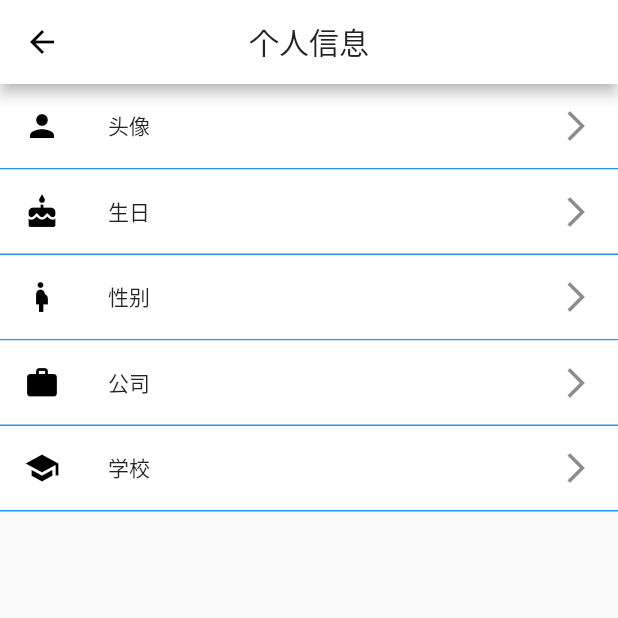
After one commit to jjvu-xiao/liveshop, a Flutter app: the ScaffoldRoute screen opened directly, in the side drawer, after a tap on "杨小前", on a phone screen of 412 x 824 dp, the top half of it. The commit adds this screen. Run offline on Flutter 3.47's test engine with Material 2 defaults, Android fonts, the phone set to English and light mode, and no system bars; our stand-ins replace dio, flutter_screenutil, flutter_swiper, toast.

Commit message:
初步增加个人信息编辑页面

```diff
--- /dev/null
+++ b/lib/route/EditInfoRoute.dart
@@ -0,0 +1,36 @@
+import 'package:flutter/material.dart';
+import 'package:ioa/ui/ListOptionsItem.dart';
+// 用户编辑信息界面
+class EditInfoRoute extends StatefulWidget {
+
+  @override
+  _EditInfoRouteState createState() => _EditInfoRouteState();
+
+}
+
+class _EditInfoRouteState extends State<EditInfoRoute> {
+
+  @override
+  Widget build(BuildContext context) {
+    // TODO: implement build
+    return Scaffold(
+      appBar: AppBar(
+        title: Text("个人信息"),
+        centerTitle: true
+      ),
+      body:  MediaQuery.removePadding(
+        context: context,
+        child:  ListView(
+          children: <Widget>[
+            ListOptionItem(Icons.person, "头像"),
+            ListOptionItem(Icons.cake, "生日"),
+            ListOptionItem(Icons.pregnant_woman, "性别"),
+            ListOptionItem(Icons.work, "公司"),
+            ListOptionItem(Icons.school, "学校"),
+          ],
+        )
+      )
+    );
+  }
+
+}
--- a/lib/route/HomeRoute.dart
+++ b/lib/route/HomeRoute.dart
@@ -1,6 +1,7 @@
 import 'package:flutter/cupertino.dart';
 import 'package:flutter/material.dart';
 import 'package:ioa/route/CaretRoute.dart';
+import 'package:ioa/route/EditInfoRoute.dart';
 import 'package:ioa/route/LiveRoute.dart';
 import 'package:ioa/route/MsgRoute.dart';
 import 'package:ioa/route/LobbyRoute.dart';
@@ -287,21 +288,35 @@ class MyDrawer extends StatelessWidget {
             child: ListView(children: <Widget>[
               DrawerHeader(
                   decoration: BoxDecoration(color: Colors.lightBlueAccent),
-                  child: Center(
+                  child: Container(
+                      alignment: Alignment.center,
                       child: Padding(
                           padding: const EdgeInsets.symmetric(horizontal: 16.0),
-                          child: Column(
+                          child: GestureDetector(
+                            onTap: () {
+                              Navigator.push(context, MaterialPageRoute(builder: (context) {
+                                return EditInfoRoute();
+                              }));
+                            },
+                            child:  Column(
                               children: <Widget>[
                                 ClipOval(
                                   child: Image.asset("images/me.jpg", width: 80),
                                 ),
                                 Text("杨小前")
                               ],
-                          )))),
+                            )
+                          )
+
+                      )
+                  )
+              ),
               ListOptionItem(Icons.settings, "设置"),
               ListOptionItem(Icons.info, "信息"),
               ListOptionItem(Icons.local_laundry_service, "服务"),
               ListOptionItem(Icons.collections, "收藏")
-            ])));
+            ])
+        )
+    );
   }
 }
--- a/lib/route/LiveRoute.dart
+++ b/lib/route/LiveRoute.dart
@@ -1,6 +1,7 @@
 import 'package:flutter/cupertino.dart';
 import 'package:flutter/material.dart';
 import 'package:ioa/login.dart';
+import 'package:ioa/ui/BeautifulButton.dart';
 import 'package:ioa/ui/CardWidget.dart';
 import 'package:ioa/util/EventBus.dart';
 import 'package:toast/toast.dart';
@@ -99,7 +100,7 @@ class _LiveListState extends State {
           onHorizontalDragUpdate: (DragUpdateDetails details) {
             print(details);
             Navigator.push(context, MaterialPageRoute(builder: (context) {
-              return LoginRoute();
+              return CustomPaintRoute();
             }));
           })
       ]
--- a/lib/ui/AddSubtractInput.dart
+++ b/lib/ui/AddSubtractInput.dart
@@ -33,6 +33,7 @@ class _AddSubtractInputState extends State {
   }
   //减少按钮
   Widget _reduceBtn(context){
+
     return InkWell(
       onTap: (){
         setState(() {
--- a/lib/ui/ListOptionsItem.dart
+++ b/lib/ui/ListOptionsItem.dart
@@ -39,7 +39,8 @@ class ListOptionItemState extends State {
           _content,
           style: TextStyle(
             fontSize: NewsConstant.FONT_SIZE,
-            color: Colors.black,
+            color: Colors.black87,
+            fontWeight: FontWeight.normal
           ),
         ),
       ),
--- a/pubspec.yaml
+++ b/pubspec.yaml
@@ -29,6 +29,7 @@ dependencies:
   dio: ^2.1.7
   common_utils: ^1.1.3
   event_bus: ^1.1.0
+  flutter_screenutil: ^1.0.2
 
 dev_dependencies:
   flutter_test:
```
Also changed, not shown: lib/ui/BeautifulButton.dart (added, +74 -0 lines). Lines whose indentation alone changed are shown as unchanged.
